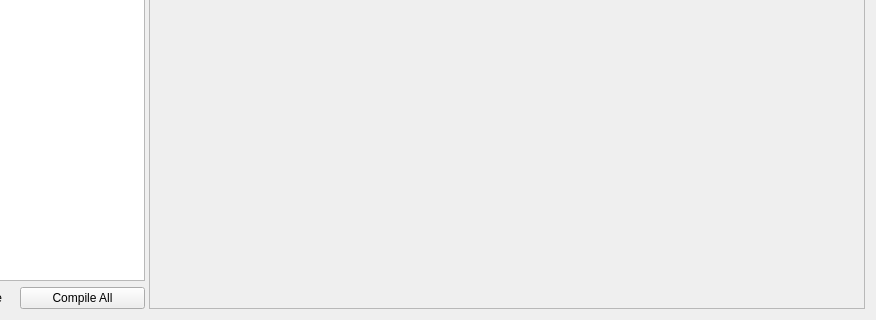
This is src/ui/scriptmanagertab.ui in Open-CK/OpenCK as Qt 5 draws it before an edit; both pictures show x 122 to 998 and y 364 to 684 of the 998 by 684 pixel window. The edited form follows.
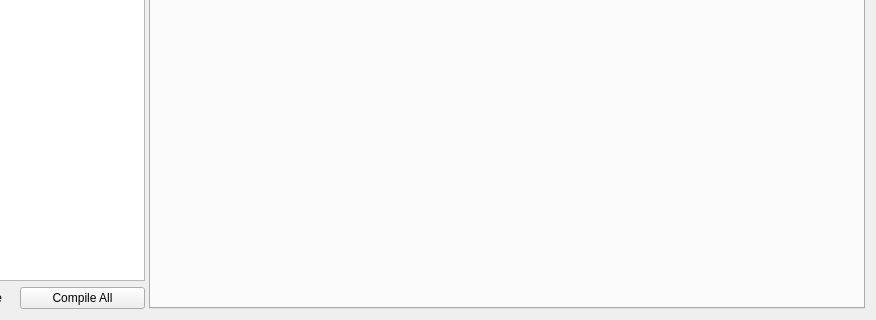
This is the edited form. Custom widgets are drawn as their Qt base class.

Commit message: Add tabbing support for editors.

The edit to the form file:
```diff
--- a/src/ui/scriptmanagertab.ui
+++ b/src/ui/scriptmanagertab.ui
@@ -175,18 +175,15 @@
        </layout>
       </widget>
      </widget>
-     <widget class="ScriptEditor" name="plainTextEditScriptEditor">
-      <property name="enabled">
-       <bool>false</bool>
-      </property>
+     <widget class="QTabWidget" name="tabWidgetScriptEditor">
       <property name="sizePolicy">
        <sizepolicy hsizetype="Expanding" vsizetype="Expanding">
         <horstretch>1</horstretch>
         <verstretch>0</verstretch>
        </sizepolicy>
       </property>
-      <property name="styleSheet">
-       <string notr="true"/>
+      <property name="tabsClosable">
+       <bool>true</bool>
       </property>
      </widget>
     </widget>
@@ -194,11 +191,6 @@
   </layout>
  </widget>
  <customwidgets>
-  <customwidget>
-   <class>ScriptEditor</class>
-   <extends>QPlainTextEdit</extends>
-   <header>widgets/scripteditor.h</header>
-  </customwidget>
   <customwidget>
    <class>ScriptTreeView</class>
    <extends>QTreeView</extends>
```
The commit also changes 5 other files.
